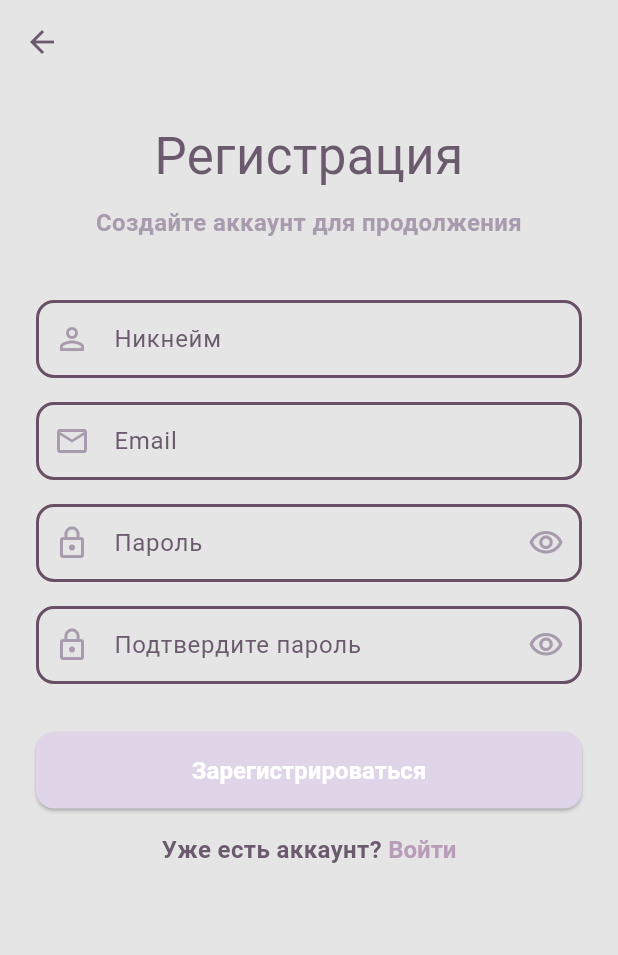
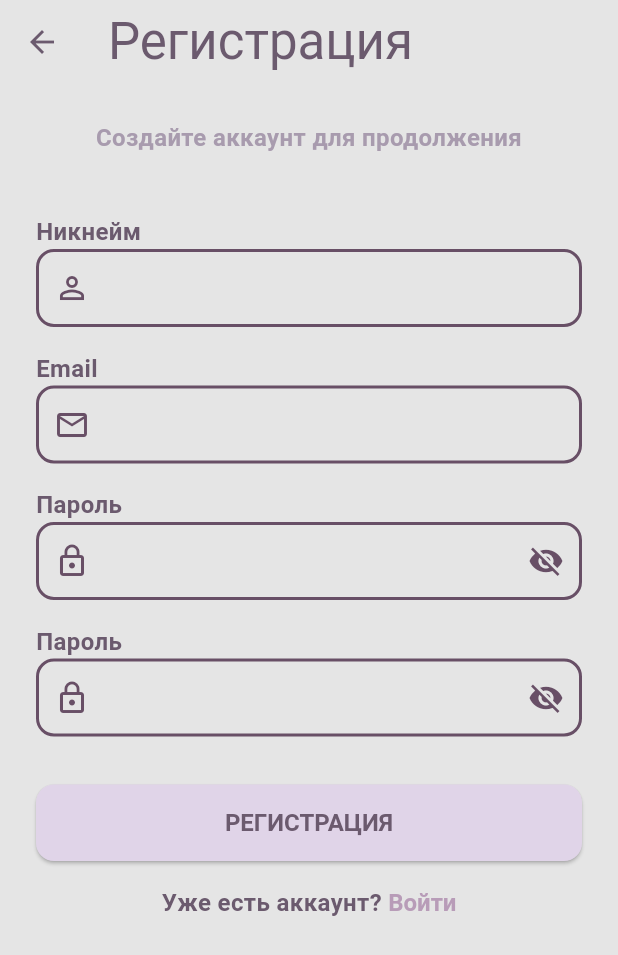
Before and after one commit to Ludol-Bol/CrushVerse, a Flutter app: the screen it shows after launch, after a tap on "РЕГИСТРАЦИЯ", on a phone screen of 412 x 824 dp. Shown: the top 955 px of the screen. Run offline on Flutter 3.47's test engine with Material 3 defaults, Android fonts, the phone set to English and light mode, and no system bars; our stand-ins replace firebase_core; missing offline and left inert: mailer; accounts and stored records are empty; statements that could not run were skipped.

Commit message:
Register screen fix

```diff
--- a/lib/l10n/app_en.arb
+++ b/lib/l10n/app_en.arb
@@ -127,5 +127,9 @@
         "type": "String"
       }
     }
+  },
+  "createAccountToContinue": "Create an account to continue",
+  "@createAccountToContinue": {
+    "description": "Subtitle text on registration screen"
   }
 }
--- a/lib/l10n/app_localizations.dart
+++ b/lib/l10n/app_localizations.dart
@@ -259,6 +259,12 @@ abstract class AppLocalizations {
   /// In en, this message translates to:
   /// **'Error sending code: {error}'**
   String resendCodeError(String error);
+
+  /// Subtitle text on registration screen
+  ///
+  /// In en, this message translates to:
+  /// **'Create an account to continue'**
+  String get createAccountToContinue;
 }
 
 class _AppLocalizationsDelegate
--- a/lib/l10n/app_localizations_en.dart
+++ b/lib/l10n/app_localizations_en.dart
@@ -99,4 +99,7 @@ class AppLocalizationsEn extends AppLocalizations {
   String resendCodeError(String error) {
     return 'Error sending code: $error';
   }
+
+  @override
+  String get createAccountToContinue => 'Create an account to continue';
 }
--- a/lib/l10n/app_localizations_ru.dart
+++ b/lib/l10n/app_localizations_ru.dart
@@ -100,4 +100,7 @@ class AppLocalizationsRu extends AppLocalizations {
   String resendCodeError(String error) {
     return 'Ошибка отправки кода: $error';
   }
+
+  @override
+  String get createAccountToContinue => 'Создайте аккаунт для продолжения';
 }
--- a/lib/l10n/app_ru.arb
+++ b/lib/l10n/app_ru.arb
@@ -54,5 +54,9 @@
         "type": "String"
       }
     }
+  },
+  "createAccountToContinue": "Создайте аккаунт для продолжения",
+  "@createAccountToContinue": {
+    "description": "Подзаголовок на экране регистрации"
   }
 }
--- a/lib/main.dart
+++ b/lib/main.dart
@@ -1,8 +1,12 @@
 import 'package:cruch/crush_verse_app.dart';
+import 'package:firebase_core/firebase_core.dart';
 import 'package:flutter/material.dart';
 
 void main() async {
   WidgetsFlutterBinding.ensureInitialized();
 
+  // Инициализация Firebase
+  await Firebase.initializeApp();
+
   runApp(const CrushVerseApp());
 }
--- a/lib/screens/register_screen/register_screen.dart
+++ b/lib/screens/register_screen/register_screen.dart
@@ -4,6 +4,7 @@ import 'package:cruch/themes/button_styles.dart';
 import 'package:cruch/themes/colors.dart';
 import 'package:cruch/themes/input_styles.dart';
 import 'package:cruch/themes/text_styles.dart';
+import 'package:cruch/l10n/app_localizations.dart';
 import 'package:flutter/material.dart';
 
 class RegisterScreen extends StatefulWidget {
@@ -33,28 +34,10 @@ class _RegisterScreenState extends State<RegisterScreen> {
     super.dispose();
   }
 
-  InputDecoration _buildInputDecoration(String label, {Widget? prefixIcon, Widget? suffixIcon}) {
+  InputDecoration _buildInputDecoration({Widget? prefixIcon, Widget? suffixIcon}) {
     return InputDecoration(
-      labelText: label,
       prefixIcon: prefixIcon,
       suffixIcon: suffixIcon,
-      border: OutlineInputBorder(
-        borderRadius: BorderRadius.circular(AppInputStyles.borderRadius),
-        borderSide: const BorderSide(color: AppColors.inputBorder, width: 2),
-      ),
-      enabledBorder: OutlineInputBorder(
-        borderRadius: BorderRadius.circular(AppInputStyles.borderRadius),
-        borderSide: const BorderSide(color: AppColors.inputBorder, width: 2),
-      ),
-      focusedBorder: OutlineInputBorder(
-        borderRadius: BorderRadius.circular(AppInputStyles.borderRadius),
-        borderSide: const BorderSide(color: AppColors.inputBorder, width: 2),
-      ),
-      errorBorder: OutlineInputBorder(
-        borderRadius: BorderRadius.circular(AppInputStyles.borderRadius),
-        borderSide: const BorderSide(color: AppColors.error, width: 2),
-      ),
-      contentPadding: AppInputStyles.contentPadding,
     );
   }
 
@@ -107,6 +90,7 @@ class _RegisterScreenState extends State<RegisterScreen> {
 
   @override
   Widget build(BuildContext context) {
+    final l10n = AppLocalizations.of(context)!;
     return Scaffold(
       backgroundColor: AppColors.background,
       appBar: AppBar(
@@ -116,6 +100,11 @@ class _RegisterScreenState extends State<RegisterScreen> {
           icon: const Icon(Icons.arrow_back, color: AppColors.textPrimary),
           onPressed: () => Navigator.of(context).pop(),
         ),
+        title: const Text(
+          'Регистрация',
+          style: AppTextStyles.headline4,
+        ),
+        centerTitle: false,
       ),
       body: SafeArea(
         child: SingleChildScrollView(
@@ -125,15 +114,8 @@ class _RegisterScreenState extends State<RegisterScreen> {
             child: Column(
               crossAxisAlignment: CrossAxisAlignment.stretch,
               children: [
-                // Заголовок
-                const Text(
-                  'Регистрация',
-                  style: AppTextStyles.headline4,
-                  textAlign: TextAlign.center,
-                ),
-                const SizedBox(height: 8),
                 Text(
-                  'Создайте аккаунт для продолжения',
+                  l10n.createAccountToContinue,
                   style: AppTextStyles.bodyText1.copyWith(
                     color: AppColors.textSecondary,
                   ),
@@ -142,10 +124,14 @@ class _RegisterScreenState extends State<RegisterScreen> {
                 const SizedBox(height: 40),
 
                 // Никнейм
+                Column(
+                  crossAxisAlignment: CrossAxisAlignment.start,
+                  children: [
+                    Text(l10n.nickname, style: AppTextStyles.bodyText1),
                     TextFormField(
                       controller: _nicknameController,
                       style: AppTextStyles.inputText,
-                  decoration: _buildInputDecoration('Никнейм', prefixIcon: const Icon(Icons.person_outline)),
+                      decoration: _buildInputDecoration(prefixIcon: const Icon(Icons.person_outline, color: AppColors.inputBorder)),
                       validator: (value) {
                         if (value == null || value.isEmpty) {
                           return 'Введите никнейм';
@@ -159,14 +145,20 @@ class _RegisterScreenState extends State<RegisterScreen> {
                         return null;
                       },
                     ),
+                  ],
+                ),
                 const SizedBox(height: 16),
 
                 // Email
+                Column(
+                  crossAxisAlignment: CrossAxisAlignment.start,
+                  children: [
+                    Text(l10n.email, style: AppTextStyles.bodyText1),
                     TextFormField(
                       controller: _emailController,
                       keyboardType: TextInputType.emailAddress,
                       style: AppTextStyles.inputText,
-                  decoration: _buildInputDecoration('Email', prefixIcon: const Icon(Icons.email_outlined)),
+                      decoration: _buildInputDecoration(prefixIcon: const Icon(Icons.email_outlined, color: AppColors.inputBorder)),
                       validator: (value) {
                         if (value == null || value.isEmpty) {
                           return 'Введите email';
@@ -177,21 +169,27 @@ class _RegisterScreenState extends State<RegisterScreen> {
                         return null;
                       },
                     ),
+                  ],
+                ),
                 const SizedBox(height: 16),
 
                 // Пароль
+                Column(
+                  crossAxisAlignment: CrossAxisAlignment.start,
+                  children: [
+                    Text(l10n.password, style: AppTextStyles.bodyText1),
                     TextFormField(
                       controller: _passwordController,
                       obscureText: _obscurePassword,
                       style: AppTextStyles.inputText,
                       decoration: _buildInputDecoration(
-                    'Пароль',
-                    prefixIcon: const Icon(Icons.lock_outline),
+                        prefixIcon: const Icon(Icons.lock_outline, color: AppColors.inputBorder),
                         suffixIcon: IconButton(
                           icon: Icon(
                             _obscurePassword
-                            ? Icons.visibility_outlined
-                            : Icons.visibility_off_outlined,
+                                ? Icons.visibility_off
+                                : Icons.visibility,
+                            color: AppColors.inputBorder,
                           ),
                           onPressed: () {
                             setState(() => _obscurePassword = !_obscurePassword);
@@ -208,21 +206,27 @@ class _RegisterScreenState extends State<RegisterScreen> {
                         return null;
                       },
                     ),
+                  ],
+                ),
                 const SizedBox(height: 16),
 
                 // Подтверждение пароля
+                Column(
+                  crossAxisAlignment: CrossAxisAlignment.start,
+                  children: [
+                    Text(l10n.password, style: AppTextStyles.bodyText1),
                     TextFormField(
                       controller: _confirmPasswordController,
                       obscureText: _obscureConfirmPassword,
                       style: AppTextStyles.inputText,
                       decoration: _buildInputDecoration(
-                    'Подтвердите пароль',
-                    prefixIcon: const Icon(Icons.lock_outline),
+                        prefixIcon: const Icon(Icons.lock_outline, color: AppColors.inputBorder),
                         suffixIcon: IconButton(
                           icon: Icon(
                             _obscureConfirmPassword
-                            ? Icons.visibility_outlined
-                            : Icons.visibility_off_outlined,
+                                ? Icons.visibility_off
+                                : Icons.visibility,
+                            color: AppColors.inputBorder,
                           ),
                           onPressed: () {
                             setState(
@@ -240,12 +244,23 @@ class _RegisterScreenState extends State<RegisterScreen> {
                         return null;
                       },
                     ),
+                  ],
+                ),
                 const SizedBox(height: 32),
 
                 // Кнопка регистрации
                 ElevatedButton(
                   onPressed: _isLoading ? null : _register,
-                  style: AppButtonStyles.elevated,
+                  style: ElevatedButton.styleFrom(
+                    backgroundColor: AppColors.buttonBackground,
+                    foregroundColor: Theme.of(context).colorScheme.onPrimary,
+                    disabledBackgroundColor: AppColors.buttonBackground,
+                    disabledForegroundColor: Theme.of(context).colorScheme.onPrimary,
+                    shape: RoundedRectangleBorder(
+                      borderRadius: BorderRadius.circular(12),
+                    ),
+                    padding: const EdgeInsets.symmetric(vertical: 16),
+                  ),
                   child: _isLoading
                       ? const SizedBox(
                           height: 20,
@@ -256,7 +271,7 @@ class _RegisterScreenState extends State<RegisterScreen> {
                                 AlwaysStoppedAnimation<Color>(Colors.white),
                           ),
                         )
-                      : const Text('Зарегистрироваться'),
+                      : Text(l10n.signUp.toUpperCase(), style: AppTextStyles.bodyText1),
                 ),
                 const SizedBox(height: 16),
 
--- a/pubspec.yaml
+++ b/pubspec.yaml
@@ -42,6 +42,9 @@ dependencies:
 
   # Локализация
   intl: ^0.20.2
+
+  # Firebase
+  firebase_core: ^3.6.0
 
 dev_dependencies:
   flutter_test:
```
Also changed, not shown: pubspec.lock, 3 other files. Lines whose indentation alone changed are shown as unchanged.
